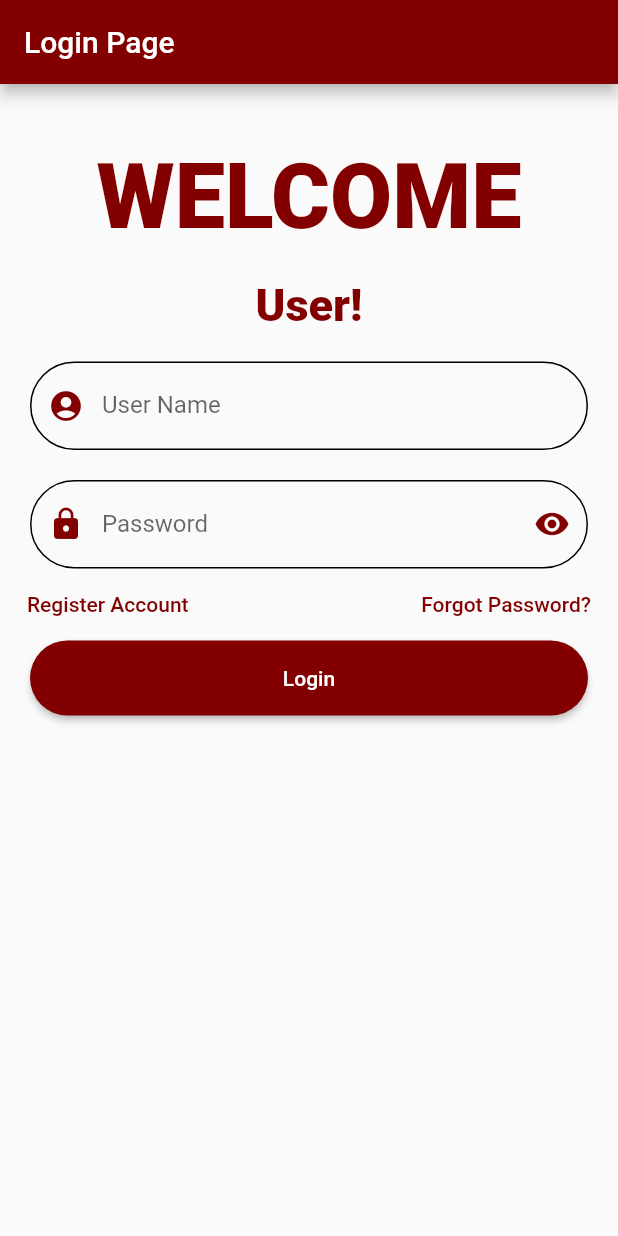
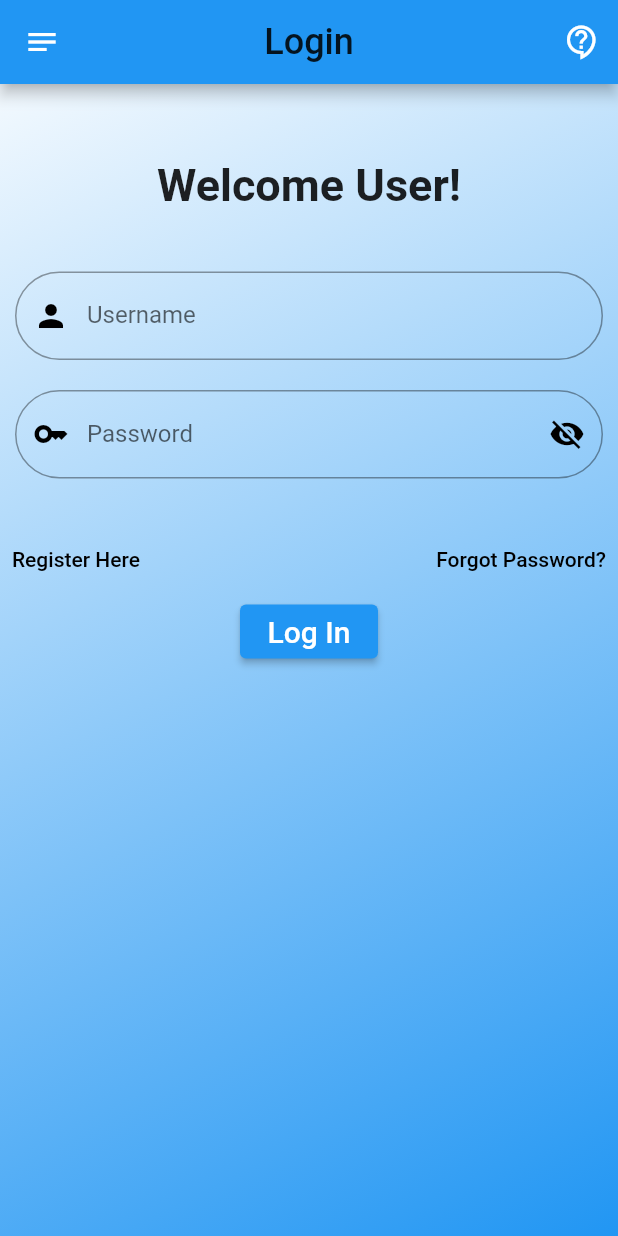
Before and after one commit to arjaycudiamat/first_flutter_app, a Flutter app: the screen it shows after launch, on a phone screen of 412 x 824 dp. Run offline on Flutter 3.47's test engine with Material 2 defaults, Android fonts, the phone set to English and light mode, and no system bars.

```diff
--- a/lib/main.dart
+++ b/lib/main.dart
@@ -1,130 +1,116 @@
-import 'dart:ui';
+import 'package:flutter/material.dart';
+import 'screens/login.dart';
 
-import 'package:flutter/material.dart';
-
-void main() => runApp(const MyApp());
+void main() {
+  runApp(const MyApp());
+}
 
 class MyApp extends StatelessWidget {
-  const MyApp({Key? key}) : super(key: key);
+  const MyApp({super.key});
 
-  static const String _title = 'Login Page';
-
+  // This widget is the root of your application.
   @override
   Widget build(BuildContext context) {
     return MaterialApp(
-      title: _title,
-      home: Scaffold(
-        appBar: AppBar(title: const Text(_title), backgroundColor: Color(0xff820000),),
-        body: const MyStatefulWidget(),
+      debugShowCheckedModeBanner: false,
+      title: 'Flutter Demo',
+      theme: ThemeData(
+        // This is the theme of your application.
+        //
+        // Try running your application with "flutter run". You'll see the
+        // application has a blue toolbar. Then, without quitting the app, try
+        // changing the primarySwatch below to Colors.green and then invoke
+        // "hot reload" (press "r" in the console where you ran "flutter run",
+        // or simply save your changes to "hot reload" in a Flutter IDE).
+        // Notice that the counter didn't reset back to zero; the application
+        // is not restarted.
       ),
+      home:LoginPage(),
     );
   }
 }
 
-class MyStatefulWidget extends StatefulWidget {
-  const MyStatefulWidget({Key? key}) : super(key: key);
+class MyHomePage extends StatefulWidget {
+  const MyHomePage({super.key, required this.title});
+
+  // This widget is the home page of your application. It is stateful, meaning
+  // that it has a State object (defined below) that contains fields that affect
+  // how it looks.
+
+  // This class is the configuration for the state. It holds the values (in this
+  // case the title) provided by the parent (in this case the App widget) and
+  // used by the build method of the State. Fields in a Widget subclass are
+  // always marked "final".
+
+  final String title;
 
   @override
-  State<MyStatefulWidget> createState() => _MyStatefulWidgetState();
+  State<MyHomePage> createState() => _MyHomePageState();
 }
 
-class _MyStatefulWidgetState extends State<MyStatefulWidget> {
-  TextEditingController nameController = TextEditingController();
-  TextEditingController passwordController = TextEditingController();
+class _MyHomePageState extends State<MyHomePage> {
+  int _counter = 0;
+
+  void _incrementCounter() {
+    setState(() {
+      // This call to setState tells the Flutter framework that something has
+      // changed in this State, which causes it to rerun the build method below
+      // so that the display can reflect the updated values. If we changed
+      // _counter without calling setState(), then the build method would not be
+      // called again, and so nothing would appear to happen.
+      _counter++;
+    });
+  }
 
   @override
   Widget build(BuildContext context) {
-    return Padding(
-        padding: const EdgeInsets.fromLTRB(10,30,10,30),
-        child: ListView(
+    // This method is rerun every time setState is called, for instance as done
+    // by the _incrementCounter method above.
+    //
+    // The Flutter framework has been optimized to make rerunning build methods
+    // fast, so that you can just rebuild anything that needs updating rather
+    // than having to individually change instances of widgets.
+    return Scaffold(
+      appBar: AppBar(
+        // Here we take the value from the MyHomePage object that was created by
+        // the App.build method, and use it to set our appbar title.
+        title: Text(widget.title),
+      ),
+      body: Center(
+        // Center is a layout widget. It takes a single child and positions it
+        // in the middle of the parent.
+        child: Column(
+          // Column is also a layout widget. It takes a list of children and
+          // arranges them vertically. By default, it sizes itself to fit its
+          // children horizontally, and tries to be as tall as its parent.
+          //
+          // Invoke "debug painting" (press "p" in the console, choose the
+          // "Toggle Debug Paint" action from the Flutter Inspector in Android
+          // Studio, or the "Toggle Debug Paint" command in Visual Studio Code)
+          // to see the wireframe for each widget.
+          //
+          // Column has various properties to control how it sizes itself and
+          // how it positions its children. Here we use mainAxisAlignment to
+          // center the children vertically; the main axis here is the vertical
+          // axis because Columns are vertical (the cross axis would be
+          // horizontal).
+          mainAxisAlignment: MainAxisAlignment.center,
           children: <Widget>[
-            Container(
-                alignment: Alignment.center,
-                padding: const EdgeInsets.all(10),
-                child: const Text(
-                  'WELCOME',
-                  style: TextStyle(
-                      color: Color(0xff820000),
-                      fontWeight: FontWeight.w900,
-                      fontStyle: FontStyle.normal,
-                      fontSize: 60),
-                )),
-            Container(
-                alignment: Alignment.center,
-                padding: const EdgeInsets.all(10),
-                child: const Text(
-                  'User!',
-                  style: TextStyle(
-                    fontWeight: FontWeight.w900,
-                    fontSize: 30,
-                    color: Color(0xff820000),
-                  ),
-                )),
-            Container(
-              padding: const EdgeInsets.all(10),
-              child: TextField(
-                controller: nameController,
-                decoration: InputDecoration(
-                  prefixIcon: Icon(Icons.account_circle_sharp, color: Color(0xff820000)),
-                  border: OutlineInputBorder(
-                      borderRadius: BorderRadius.circular(50.0)
-                  ),
-                  enabledBorder: OutlineInputBorder(
-                      borderRadius: BorderRadius.circular(50.0)
-                  ),
-                  labelText: 'User Name',
-                ),
-              ),
+            const Text(
+              'You have pushed the button this many times:',
             ),
-            Container(
-              padding: const EdgeInsets.fromLTRB(10, 10, 10, 0),
-              child:
-              TextField(
-                obscureText: true,
-                controller: passwordController,
-                decoration: InputDecoration(
-                  prefixIcon: Icon(Icons.lock, color: Color(0xff820000)),
-                  suffixIcon: Icon(Icons.remove_red_eye, color: Color(0xff820000)),
-                  border: OutlineInputBorder(
-                    borderRadius: BorderRadius.circular(50.0)
-                  ),
-                  enabledBorder: OutlineInputBorder(
-                    borderRadius: BorderRadius.circular(50.0)
-                  ),
-                  labelText: 'Password',
-                ),
-              ),
-            ),
-            TextButton(
-              onPressed: () {
-                //forgot password screen
-              },
-              child: Row(
-                mainAxisAlignment: MainAxisAlignment.spaceBetween,
-                children: [
-                  Text('Register Account',style: TextStyle(color: Color(0xff820000)),),
-                  Text('Forgot Password?',style: TextStyle(color: Color(0xff820000)),)
-                ],
-              )
-            ),
-            Container(
-                height: 50,
-                padding: const EdgeInsets.fromLTRB(10, 0, 10, 0),
-                child: ElevatedButton(
-                  child: Text('Login'),
-                  style: ButtonStyle(
-                      backgroundColor: MaterialStatePropertyAll(Color(0xff820000)),
-                    shape: MaterialStateProperty.all(RoundedRectangleBorder(
-                      borderRadius: BorderRadius.circular(50.0)
-                    ))
-                  ),
-                  onPressed: () {
-                    print(nameController.text);
-                    print(passwordController.text);
-                  },
-                )
+            Text(
+              '$_counter',
+              style: Theme.of(context).textTheme.headlineMedium,
             ),
           ],
-        ));
+        ),
+      ),
+      floatingActionButton: FloatingActionButton(
+        onPressed: _incrementCounter,
+        tooltip: 'Increment',
+        child: const Icon(Icons.add),
+      ), // This trailing comma makes auto-formatting nicer for build methods.
+    );
   }
 }
--- /dev/null
+++ b/lib/screens/login.dart
@@ -0,0 +1,132 @@
+import 'package:flutter/material.dart';
+//import 'package:sampleui/screens/dashboard.dart';
+import '/screens/register.dart';
+
+class LoginPage extends StatefulWidget {
+  const LoginPage({Key? key}) : super(key: key);
+
+  @override
+  State<LoginPage> createState() => _LoginPageState();
+}
+
+class _LoginPageState extends State<LoginPage> {
+  final _formKey = GlobalKey<FormState>();
+  final myController = TextEditingController();
+  final controller= TextEditingController();
+
+  @override
+  Widget build(BuildContext context) {
+    return Container(
+        decoration: const BoxDecoration(
+        gradient: LinearGradient(
+        begin: Alignment.topLeft,
+        end: Alignment.bottomRight,
+        colors: [Colors.white, Colors.blue])),
+    child: Scaffold(
+      backgroundColor: Colors.transparent,
+      appBar: AppBar(
+        title: Text('Login',
+            style: TextStyle(color: Colors.black87, fontSize: 24)),
+        centerTitle: true,
+        actions: [
+          IconButton(
+              onPressed: () {}, icon: Icon(Icons.contact_support_outlined))
+        ],
+        leading: Icon(Icons.notes),
+        backgroundColor: Colors.blue,
+      ),
+      body: SafeArea(
+        child: Form(
+          key: _formKey,
+          child: ListView(
+            children: [
+              Column(
+                children: [
+                  SizedBox(
+                    height: 50,
+                  ),
+                  Container(
+                    child: Text('Welcome User!', style: TextStyle(fontSize: 30, fontWeight:FontWeight.bold
+                    )),
+                  ),
+                  SizedBox(
+                    height: 30,
+                  ),
+                  Container(
+                    padding: EdgeInsets.all(10),
+                    child: TextFormField(
+                      controller: myController,
+                      validator: (value) {
+                        if (value == null || value.isEmpty) {
+                          return 'Please enter a username';
+                        }
+                        return null;
+                      },
+                      decoration: InputDecoration(
+                          floatingLabelStyle: TextStyle(color: Colors.black),
+                          focusedBorder: OutlineInputBorder(borderSide: BorderSide(color: Colors.blue), borderRadius: BorderRadius.circular(40.0)),
+                          focusColor: Colors.lightGreen,
+                          prefixIcon: Icon(Icons.person),
+                          prefixIconColor: Colors.black,
+                          labelText: "Username", border: OutlineInputBorder(borderRadius: BorderRadius.circular(40.0))),
+                    ),
+                  ),
+                  Container(
+                      padding: EdgeInsets.all(10),
+                      child: TextFormField(
+                        controller: controller,
+                        validator: (value) {
+                          if (value == null || value.isEmpty) {
+                            return 'Please enter a password';
+                          }
+                          return null;
+                        },
+                        decoration: InputDecoration(
+                            floatingLabelStyle: TextStyle(color: Colors.black),
+                            focusedBorder: OutlineInputBorder(borderSide: BorderSide(color: Colors.blue), borderRadius: BorderRadius.circular(40.0)),
+
+                            focusColor: Colors.lightGreen,
+                            suffixIcon: Icon(Icons.visibility_off),
+                            prefixIcon: Icon(Icons.key),
+                            prefixIconColor: Colors.black,
+                            suffixIconColor: Colors.black,
+                            labelText: "Password", border: OutlineInputBorder(borderRadius: BorderRadius.circular(40.0))),
+                      )),
+                  SizedBox(
+                    height: 20,
+                  ),
+                  Row(mainAxisAlignment: MainAxisAlignment.spaceBetween, children: [
+                    TextButton(onPressed: (){
+                      Navigator.push(context, MaterialPageRoute(builder: (context) => RegisterPage(),));
+                    }, child: Text("Register Here", style: TextStyle(color: Colors.black))),
+                    TextButton(onPressed: () {}, child: Text("Forgot Password?",style: TextStyle(color: Colors.black))),
+                  ]),
+                  Container(width: double.infinity,
+                    padding: EdgeInsets.symmetric(horizontal: 160),
+                    child: ElevatedButton(
+                        onPressed: () {
+                          if (_formKey.currentState!.validate()) {
+                            // If the form is valid, display a snackbar. In the real world,
+                            // you'd often call a server or save the information in a database.
+                            ScaffoldMessenger.of(context).showSnackBar(
+                              const SnackBar(content: Text('Processing Data')),
+                            );
+                            /*Navigator.push(context, MaterialPageRoute(builder: (context) => Dashboard(
+                              username: myController.text,
+                            ),),);*/
+                          }
+
+                        },
+                        child: Text("Log In",style: TextStyle(color: Colors.white, fontSize: 20)),
+                        style: ElevatedButton.styleFrom(
+                            backgroundColor: Colors.blue)),
+                  ),
+                ],
+              ),
+            ],
+          ),
+        ),
+      ),
+    ));
+  }
+}
```
Also changed, not shown: lib/screens/Dashboard.dart (deleted, +0 -17 lines), lib/screens/register.dart (added, +199 -0 lines).
